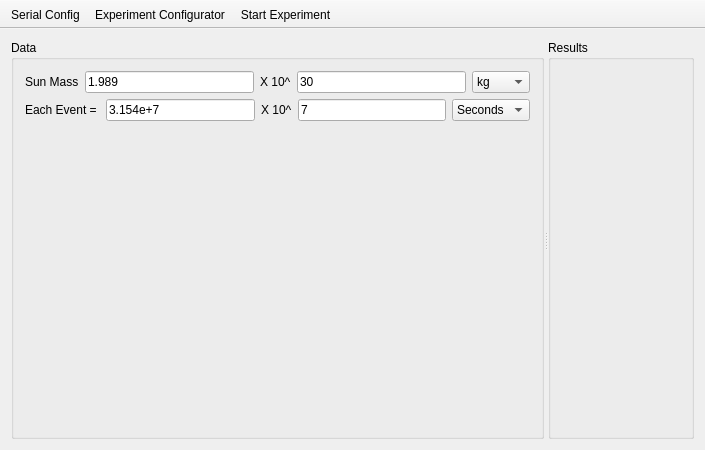
Qt form mainwindow.ui (yobson/Exoplanet-Simulation) before a commit.
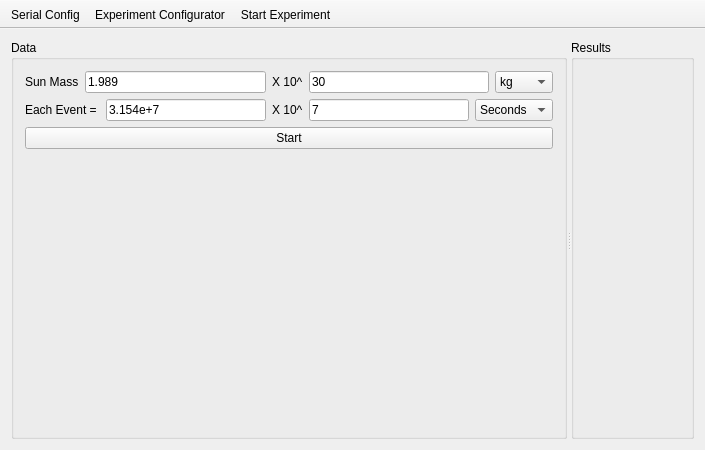
The same form after that commit. Icons and pictures are not drawn.

What changed in the file:
```diff
--- a/mainwindow.ui
+++ b/mainwindow.ui
@@ -131,6 +131,13 @@
           </item>
          </layout>
         </item>
+        <item>
+         <widget class="QPushButton" name="StartButton">
+          <property name="text">
+           <string>Start</string>
+          </property>
+         </widget>
+        </item>
         <item>
          <spacer name="verticalSpacer">
           <property name="orientation">
@@ -150,21 +157,6 @@
        <property name="title">
         <string>Results</string>
        </property>
-       <layout class="QVBoxLayout" name="verticalLayout_3">
-        <item>
-         <spacer name="horizontalSpacer">
-          <property name="orientation">
-           <enum>Qt::Horizontal</enum>
-          </property>
-          <property name="sizeHint" stdset="0">
-           <size>
-            <width>96</width>
-            <height>20</height>
-           </size>
-          </property>
-         </spacer>
-        </item>
-       </layout>
       </widget>
      </widget>
     </item>
```
